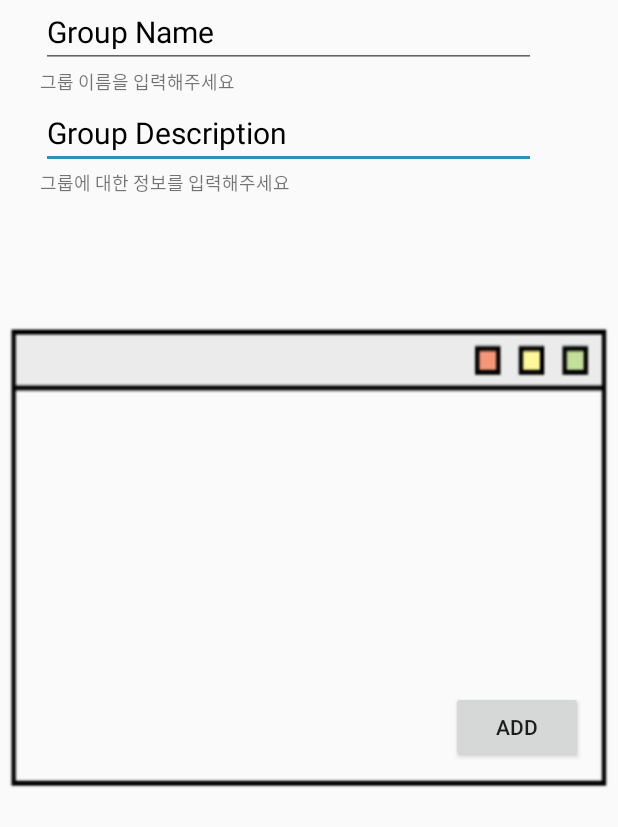
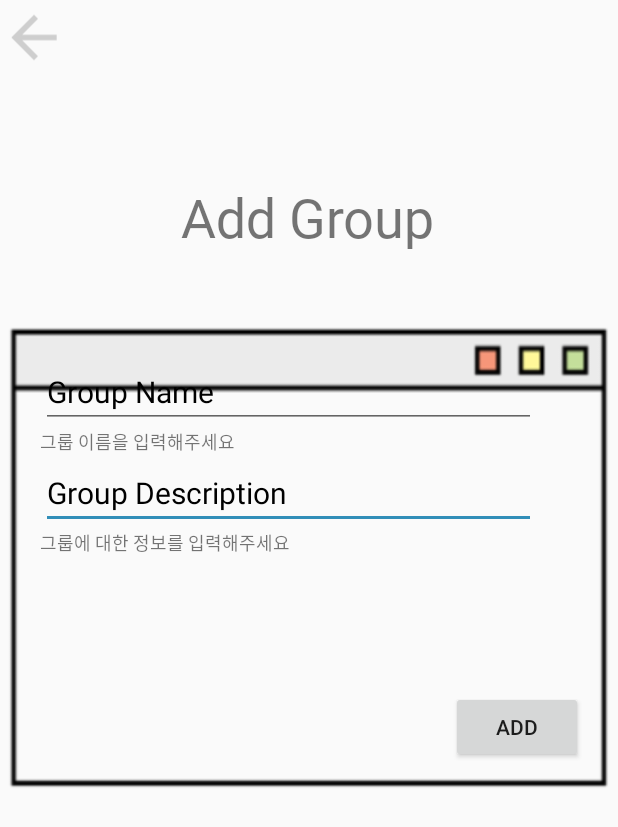
Before and after one commit to IknowAra/Check-Check-, an Android app: the AddActivity screen opened directly, with no data from a screen before it, on a phone screen of 412 x 824 dp. Shown: the top 827 px of the screen. Run offline under Robolectric (Android 15) with nearby library versions, the light colour scheme and no system bars; our stand-ins replace Firebase (no records; nobody signed in at launch, a user with empty details on screens opened directly); Roboto replaces fonts that are not available here.

Commit message:
뒤로가기 추가

```diff
--- /dev/null
+++ b/app/src/main/res/drawable/back.xml
@@ -0,0 +1,5 @@
+<vector android:height="24dp" android:tint="#CECECE"
+    android:viewportHeight="24" android:viewportWidth="24"
+    android:width="24dp" xmlns:android="http://schemas.android.com/apk/res/android">
+    <path android:fillColor="@android:color/white" android:pathData="M20,11H7.83l5.59,-5.59L12,4l-8,8 8,8 1.41,-1.41L7.83,13H20v-2z"/>
+</vector>
--- a/app/src/main/res/layout/activity_add.xml
+++ b/app/src/main/res/layout/activity_add.xml
@@ -21,6 +21,8 @@
         app:layout_constraintEnd_toEndOf="parent"
         app:layout_constraintHorizontal_bias="0.497"
         app:layout_constraintStart_toStartOf="parent"
+        app:layout_constraintTop_toTopOf="parent"
+        app:layout_constraintVertical_bias="0.915"
         tools:ignore="MissingConstraints" />
 
     <EditText
@@ -29,30 +31,33 @@
         android:layout_height="45dp"
         android:layout_marginTop="4dp"
         android:ems="10"
+        android:hint="Group Description"
         android:inputType="textPersonName"
         android:textColorHint="#000000"
-        android:hint="Group Description"
         android:textSize="20sp"
+        app:layout_constraintBottom_toBottomOf="parent"
         app:layout_constraintEnd_toEndOf="parent"
         app:layout_constraintHorizontal_bias="0.333"
         app:layout_constraintStart_toStartOf="parent"
         app:layout_constraintTop_toBottomOf="@+id/textView4"
+        app:layout_constraintVertical_bias="0.0"
         tools:ignore="MissingConstraints" />
 
     <EditText
         android:id="@+id/GroupName"
         android:layout_width="330dp"
         android:layout_height="45dp"
+        android:layout_marginTop="240dp"
         android:ems="10"
+        android:hint="Group Name"
         android:inputType="textPersonName"
-        android:hint="Group Name"
         android:textColorHint="#000000"
         android:textSize="20sp"
         app:layout_constraintEnd_toEndOf="parent"
         app:layout_constraintHorizontal_bias="0.333"
         app:layout_constraintStart_toStartOf="parent"
-        tools:ignore="MissingConstraints"
-        tools:layout_editor_absoluteY="244dp" />
+        app:layout_constraintTop_toTopOf="parent"
+        tools:ignore="MissingConstraints" />
 
     <TextView
         android:id="@+id/textView4"
@@ -71,13 +76,14 @@
         android:id="@+id/textView3"
         android:layout_width="wrap_content"
         android:layout_height="wrap_content"
-        android:layout_marginTop="0dp"
         android:text="그룹에 대한 정보를 입력해주세요"
         android:textSize="12sp"
+        app:layout_constraintBottom_toBottomOf="parent"
         app:layout_constraintEnd_toEndOf="parent"
         app:layout_constraintHorizontal_bias="0.109"
         app:layout_constraintStart_toStartOf="parent"
         app:layout_constraintTop_toBottomOf="@+id/GroupDescription"
+        app:layout_constraintVertical_bias="0.0"
         tools:ignore="MissingConstraints" />
 
     <Button
@@ -92,4 +98,16 @@
         app:layout_constraintTop_toTopOf="parent"
         app:layout_constraintVertical_bias="0.594" />
 
+    <ImageView
+        android:id="@+id/back1"
+        android:layout_width="45dp"
+        android:layout_height="50dp"
+        app:layout_constraintBottom_toBottomOf="parent"
+        app:layout_constraintEnd_toEndOf="parent"
+        app:layout_constraintHorizontal_bias="0.0"
+        app:layout_constraintStart_toStartOf="parent"
+        app:layout_constraintTop_toTopOf="parent"
+        app:layout_constraintVertical_bias="0.0"
+        app:srcCompat="@drawable/back" />
+
 </androidx.constraintlayout.widget.ConstraintLayout>
--- a/app/src/main/res/layout/activity_join.xml
+++ b/app/src/main/res/layout/activity_join.xml
@@ -159,7 +159,4 @@
 
     </RadioGroup>
 
-
-
-
 </androidx.constraintlayout.widget.ConstraintLayout>
```
Also changed, not shown: app/src/main/java/com/javaProject/checkcheck/HomeActivity.java (+7 -7 lines), app/src/main/res/layout/activity_add_code.xml (+11 -1 lines), app/src/main/res/layout/activity_calender.xml (+15 -3 lines).
